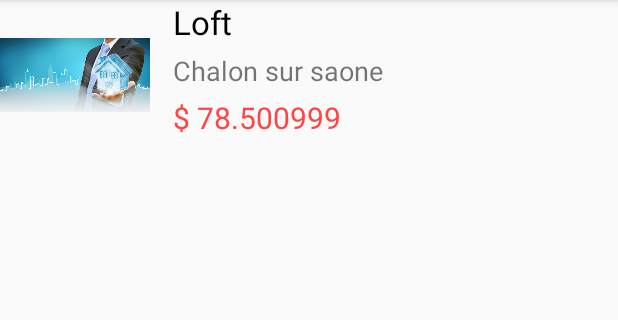
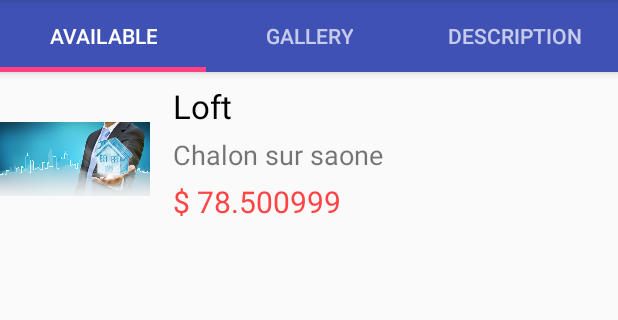
Before and after one commit to myersTechnologies/OCProjet-9, an Android app: the screen it shows after launch (SecondActivity), after a tap on "OFFLINE", on a phone screen of 412 x 824 dp, the part 84-404 px from its top. Run offline under Robolectric (Android 15) with nearby library versions, the phone set to English and light mode, and no system bars; our stand-ins replace EventBus.

Commit message:
ViewPager and Description Fragment created whit views

```diff
--- a/RealEstateManager/app/src/main/java/com/openclassrooms/realestatemanager/model/House.java
+++ b/RealEstateManager/app/src/main/java/com/openclassrooms/realestatemanager/model/House.java
@@ -12,9 +12,10 @@ public class House {
     private String country;
     private String zipCode;
     private double price;
+    private String description;
 
     public House(List<Photo> images,String name, String adress, String city, String state,
-                 String country, String zipCode, double price) {
+                 String country, String zipCode, double price, String description) {
         this.images = images;
         this.name = name;
         this.adress =adress;
@@ -23,6 +24,7 @@ public class House {
         this.country = country;
         this.zipCode = zipCode;
         this.price = price;
+        this.description = description;
     }
 
     public List<Photo> getImages() {
@@ -35,6 +37,14 @@ public class House {
 
     public void setPrice(double price) {
         this.price = price;
+    }
+
+    public String getDescription() {
+        return description;
+    }
+
+    public void setDescription(String description) {
+        this.description = description;
     }
 
     public void setImages(List<Photo> images) {
--- a/RealEstateManager/app/src/main/java/com/openclassrooms/realestatemanager/ui/adapters/second/ListFragmentAdapter.java
+++ b/RealEstateManager/app/src/main/java/com/openclassrooms/realestatemanager/ui/adapters/second/ListFragmentAdapter.java
@@ -1,6 +1,5 @@
 package com.openclassrooms.realestatemanager.ui.adapters.second;
 
-import android.content.Intent;
 import android.support.v7.widget.RecyclerView;
 import android.view.LayoutInflater;
 import android.view.View;
--- /dev/null
+++ b/RealEstateManager/app/src/main/java/com/openclassrooms/realestatemanager/ui/adapters/second/SecondActivityPagerAdapter.java
@@ -0,0 +1,36 @@
+package com.openclassrooms.realestatemanager.ui.adapters.second;
+
+import android.support.v4.app.Fragment;
+import android.support.v4.app.FragmentManager;
+import android.support.v4.app.FragmentPagerAdapter;
+
+import com.openclassrooms.realestatemanager.ui.fragments.second.DetailsFragment;
+import com.openclassrooms.realestatemanager.ui.fragments.second.ListFragment;
+import com.openclassrooms.realestatemanager.ui.fragments.second.MediaFragment;
+
+public class SecondActivityPagerAdapter extends FragmentPagerAdapter {
+
+
+    public SecondActivityPagerAdapter(FragmentManager fm) {
+        super(fm);
+    }
+
+    @Override
+    public Fragment getItem(int position) {
+        switch (position) {
+            case 0:
+                return ListFragment.newInstance();
+            case 1:
+                return MediaFragment.newInstance();
+            case 2:
+                return DetailsFragment.newInstance();
+            default:
+                return null;
+        }
+    }
+
+    @Override
+    public int getCount() {
+        return 3;
+    }
+}
--- a/RealEstateManager/app/src/main/java/com/openclassrooms/realestatemanager/ui/fragments/second/ListFragment.java
+++ b/RealEstateManager/app/src/main/java/com/openclassrooms/realestatemanager/ui/fragments/second/ListFragment.java
@@ -9,6 +9,7 @@ import android.support.v7.widget.RecyclerView;
 import android.view.LayoutInflater;
 import android.view.View;
 import android.view.ViewGroup;
+import android.widget.Toast;
 
 import com.openclassrooms.realestatemanager.DI.DI;
 import com.openclassrooms.realestatemanager.R;
@@ -30,8 +31,17 @@ public class ListFragment extends Fragment {
     private RecyclerView housesList;
     private ListFragmentAdapter adapter;
     private LinearLayoutManager layoutManager;
-    private  List<House> houses;
+    private List<House> houses;
     private RealEstateManagerAPIService service;
+    private static ListFragment listFragment;
+
+    public static ListFragment newInstance(){
+        if (listFragment == null) {
+            listFragment = new ListFragment();
+        }
+        return listFragment;
+    }
+
     public ListFragment() {
         // Required empty public constructor
     }
@@ -50,7 +60,10 @@ public class ListFragment extends Fragment {
         List<Photo> img = new ArrayList<>();
         img.add(photo);
         House house = new House(img, "Loft", "78a avenue de paris", "Chalon sur saone", "Saone et loire", "France",
-                "71100", 78.500999);
+                "71100", 78.500999, "hkjkkkkkkkkkkkkkkkkkkkkkkkkkkkkkkkkkkkkkkkkkkkkkk" +
+                "kkkkkkkkkkkkkkkkkkkkkkkkkkkkkkkkkkkkkkkkkkkkkkkkkkkkkkkkkkkkkkkkkkjkjjdbbdhbbwhbwhbwvx" +
+                "jbjbjbsjbsjbsjsbjsbjsbsjbsjsbjsbsbsjbsjbsjdhjdhjsbjbsjb" +
+                "knjdjdkjdjkdjdkdjkdjjdknsns,sns,nssnnbd");
         houses.add(house);
         adapter = new ListFragmentAdapter(houses);
         service.setHouse(house);
@@ -58,9 +71,9 @@ public class ListFragment extends Fragment {
         return view;
     }
 
-    private void initList(){
-            housesList.setLayoutManager(layoutManager);
-            housesList.setAdapter(adapter);
+    private void initList() {
+        housesList.setLayoutManager(layoutManager);
+        housesList.setAdapter(adapter);
     }
 
 
@@ -77,12 +90,8 @@ public class ListFragment extends Fragment {
     }
 
     @Subscribe
-    public void changeFragmentOnClick(DetailsEvent event){
+    public void changeFragmentOnClick(DetailsEvent event) {
         service.setHouse(event.house);
-        changeFragment(new MediaFragment(), "MediaFragment");
-    }
 
-    private void changeFragment(Fragment fragment, String value){
-       getActivity().getSupportFragmentManager().beginTransaction().replace(R.id.fragment_container_second, fragment, value).addToBackStack(value).commit();
     }
 }
--- a/RealEstateManager/app/src/main/java/com/openclassrooms/realestatemanager/ui/fragments/second/MediaFragment.java
+++ b/RealEstateManager/app/src/main/java/com/openclassrooms/realestatemanager/ui/fragments/second/MediaFragment.java
@@ -24,6 +24,13 @@ public class MediaFragment extends Fragment {
 
     private GridView photosList;
     private MediaFragmentAdapter adapter;
+    private static MediaFragment mediaFragment;
+    public static MediaFragment newInstance(){
+        if (mediaFragment == null) {
+            mediaFragment = new MediaFragment();
+        }
+        return mediaFragment;
+    }
 
     public MediaFragment() {
         // Required empty public constructor
--- a/RealEstateManager/app/src/main/java/com/openclassrooms/realestatemanager/ui/second/SecondActivity.java
+++ b/RealEstateManager/app/src/main/java/com/openclassrooms/realestatemanager/ui/second/SecondActivity.java
@@ -1,8 +1,10 @@
 package com.openclassrooms.realestatemanager.ui.second;
 
 import android.os.Bundle;
+import android.support.design.widget.TabLayout;
 import android.support.v4.app.Fragment;
 import android.support.v4.view.GravityCompat;
+import android.support.v4.view.ViewPager;
 import android.support.v7.app.ActionBarDrawerToggle;
 import android.view.MenuItem;
 import android.support.design.widget.NavigationView;
@@ -11,11 +13,18 @@ import android.support.v4.widget.DrawerLayout;
 import android.support.v7.app.AppCompatActivity;
 import android.support.v7.widget.Toolbar;
 import android.view.Menu;
+import android.view.View;
+import android.widget.TableLayout;
+
 import com.openclassrooms.realestatemanager.R;
-import com.openclassrooms.realestatemanager.ui.fragments.second.ListFragment;
+import com.openclassrooms.realestatemanager.ui.adapters.second.SecondActivityPagerAdapter;
 
 public class SecondActivity extends AppCompatActivity
         implements NavigationView.OnNavigationItemSelectedListener {
+
+    private TabLayout tabLayout;
+    private ViewPager viewPager;
+    private SecondActivityPagerAdapter pagerAdapter;
 
     @Override
     protected void onCreate(Bundle savedInstanceState) {
@@ -31,7 +40,13 @@ public class SecondActivity extends AppCompatActivity
         toggle.syncState();
         navigationView.setNavigationItemSelectedListener(this);
 
-        changeFragment(new ListFragment(), "ListFragment");
+        tabLayout = findViewById(R.id.tabs);
+        viewPager = findViewById(R.id.container);
+        pagerAdapter = new SecondActivityPagerAdapter(getSupportFragmentManager());
+        viewPager.setAdapter(pagerAdapter);
+        viewPager.addOnPageChangeListener(new TabLayout.TabLayoutOnPageChangeListener(tabLayout));
+        tabLayout.addOnTabSelectedListener(new TabLayout.ViewPagerOnTabSelectedListener(viewPager));
+
 
     }
 
@@ -55,7 +70,7 @@ public class SecondActivity extends AppCompatActivity
     @Override
     public boolean onOptionsItemSelected(MenuItem item) {
         int id = item.getItemId();
-        switch (id){
+        switch (id) {
             case R.id.add:
                 return true;
             case R.id.modify:
@@ -78,7 +93,5 @@ public class SecondActivity extends AppCompatActivity
     }
 
 
-    private void changeFragment(Fragment fragment, String value){
-        getSupportFragmentManager().beginTransaction().replace(R.id.fragment_container_second, fragment, value).addToBackStack(value).commit();
-    }
+
 }
--- a/RealEstateManager/app/src/main/res/layout/content_second.xml
+++ b/RealEstateManager/app/src/main/res/layout/content_second.xml
@@ -8,10 +8,51 @@
     tools:context=".ui.second.SecondActivity"
     tools:showIn="@layout/app_bar_second">
 
-    <FrameLayout
-        android:id="@+id/fragment_container_second"
+    <android.support.design.widget.AppBarLayout
+        android:id="@+id/appbar"
         android:layout_width="match_parent"
-        android:layout_height="match_parent" />
+        android:layout_height="wrap_content"
+        app:layout_constraintTop_toTopOf="parent"
+        android:theme="@style/AppTheme.AppBarOverlay">
+
+
+        <android.support.design.widget.TabLayout
+            android:id="@+id/tabs"
+            android:layout_width="match_parent"
+            android:layout_height="wrap_content"
+            app:tabIndicatorHeight="3dp">
+
+            <android.support.design.widget.TabItem
+                android:id="@+id/tabItem"
+                android:layout_width="wrap_content"
+                android:layout_height="wrap_content"
+                android:text="Available"
+               />
+
+            <android.support.design.widget.TabItem
+                android:id="@+id/tabItem2"
+                android:layout_width="wrap_content"
+                android:layout_height="wrap_content"
+                android:text="Gallery"
+              />
+            <android.support.design.widget.TabItem
+                android:id="@+id/tabItem3"
+                android:layout_width="wrap_content"
+                android:layout_height="wrap_content"
+                android:text="Description"
+                />
+
+
+        </android.support.design.widget.TabLayout>
+    </android.support.design.widget.AppBarLayout>
+
+    <android.support.v4.view.ViewPager
+        android:id="@+id/container"
+        android:layout_width="match_parent"
+        android:layout_height="match_parent"
+        app:layout_behavior="@string/appbar_scrolling_view_behavior"
+        android:layout_marginTop="?attr/actionBarSize"/>
+
 
 
 </android.support.constraint.ConstraintLayout>
```
Also changed, not shown: RealEstateManager/app/src/main/java/com/openclassrooms/realestatemanager/ui/adapters/second/DetailsFragmentAdapter.java (added, +53 -0 lines), RealEstateManager/app/src/main/java/com/openclassrooms/realestatemanager/ui/fragments/second/DetailsFragment.java (added, +58 -0 lines), RealEstateManager/app/src/main/res/layout/description_details_layout.xml (added, +25 -0 lines), RealEstateManager/app/src/main/res/layout/fragment_details.xml (added, +13 -0 lines).
